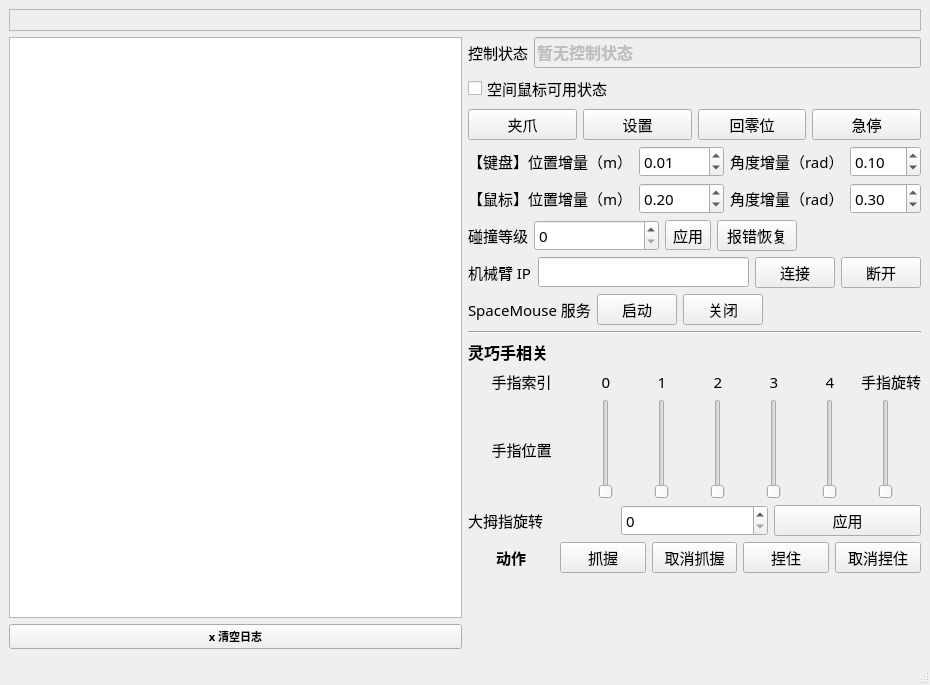
Qt form ui/form.ui (Wel2018/realman_teleop) before a commit.
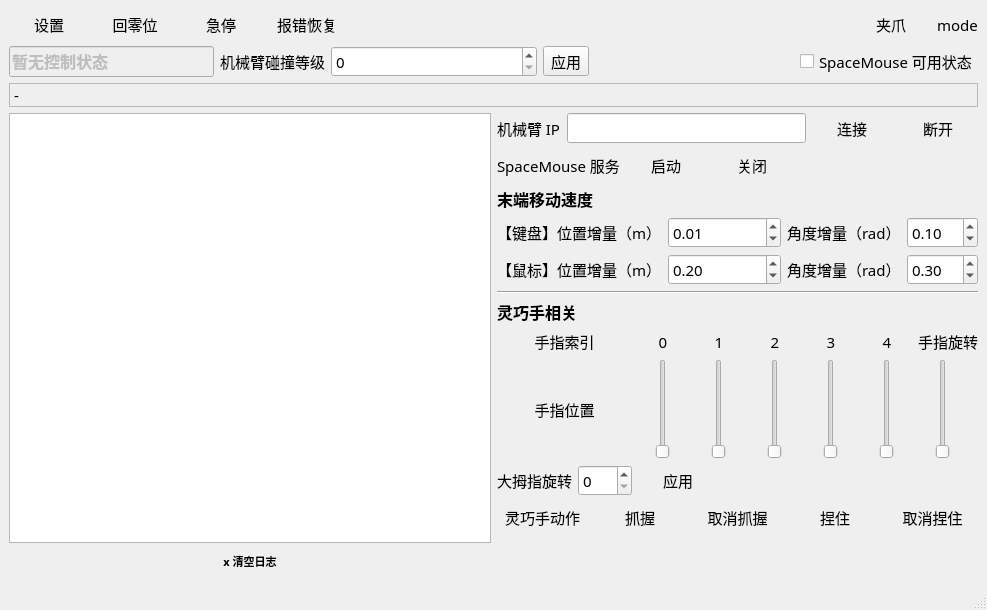
The same form after that commit.

Commit message: 优化界面布局

What changed in the file:
```diff
--- a/ui/form.ui
+++ b/ui/form.ui
@@ -7,8 +7,8 @@
    <rect>
     <x>0</x>
     <y>0</y>
-    <width>930</width>
-    <height>685</height>
+    <width>987</width>
+    <height>610</height>
    </rect>
   </property>
   <property name="font">
@@ -23,6 +23,95 @@
   <widget class="QWidget" name="centralwidget">
    <layout class="QGridLayout" name="gridLayout">
     <item row="0" column="0">
+     <layout class="QHBoxLayout" name="horizontalLayout_2">
+      <item>
+       <widget class="QPushButton" name="btn_setting">
+        <property name="enabled">
+         <bool>true</bool>
+        </property>
+        <property name="toolTip">
+         <string>修改快捷键和初始化虚拟环境状态</string>
+        </property>
+        <property name="statusTip">
+         <string>修改快捷键和初始化虚拟环境状态</string>
+        </property>
+        <property name="text">
+         <string>设置</string>
+        </property>
+        <property name="checkable">
+         <bool>false</bool>
+        </property>
+        <property name="autoDefault">
+         <bool>false</bool>
+        </property>
+        <property name="flat">
+         <bool>true</bool>
+        </property>
+       </widget>
+      </item>
+      <item>
+       <widget class="QPushButton" name="btn_gozero">
+        <property name="text">
+         <string>回零位</string>
+        </property>
+        <property name="flat">
+         <bool>true</bool>
+        </property>
+       </widget>
+      </item>
+      <item>
+       <widget class="QPushButton" name="btn_stop">
+        <property name="text">
+         <string>急停</string>
+        </property>
+        <property name="flat">
+         <bool>true</bool>
+        </property>
+       </widget>
+      </item>
+      <item>
+       <widget class="QPushButton" name="btn_recover">
+        <property name="text">
+         <string>报错恢复</string>
+        </property>
+        <property name="flat">
+         <bool>true</bool>
+        </property>
+       </widget>
+      </item>
+      <item>
+       <spacer name="horizontalSpacer_5">
+        <property name="orientation">
+         <enum>Qt::Orientation::Horizontal</enum>
+        </property>
+        <property name="sizeHint" stdset="0">
+         <size>
+          <width>40</width>
+          <height>20</height>
+         </size>
+        </property>
+       </spacer>
+      </item>
+      <item>
+       <widget class="QPushButton" name="btn_gripper">
+        <property name="text">
+         <string>夹爪</string>
+        </property>
+        <property name="flat">
+         <bool>true</bool>
+        </property>
+       </widget>
+      </item>
+      <item>
+       <widget class="QLabel" name="spacemouse_trigger_mode">
+        <property name="text">
+         <string>mode</string>
+        </property>
+       </widget>
+      </item>
+     </layout>
+    </item>
+    <item row="2" column="0">
      <layout class="QVBoxLayout" name="verticalLayout_3" stretch="0,2">
       <item>
        <widget class="QLabel" name="msg">
@@ -30,7 +119,7 @@
          <enum>QFrame::Shape::StyledPanel</enum>
         </property>
         <property name="text">
-         <string/>
+         <string>-</string>
         </property>
        </widget>
       </item>
@@ -57,6 +146,9 @@
             <property name="text">
              <string>x 清空日志</string>
             </property>
+            <property name="flat">
+             <bool>true</bool>
+            </property>
            </widget>
           </item>
          </layout>
@@ -64,107 +156,101 @@
         <item>
          <layout class="QVBoxLayout" name="verticalLayout_2">
           <item>
-           <layout class="QHBoxLayout" name="horizontalLayout_5">
+           <layout class="QHBoxLayout" name="horizontalLayout_4">
             <item>
-             <widget class="QLabel" name="label_3">
+             <widget class="QLabel" name="label_arm">
               <property name="text">
-               <string>控制状态</string>
+               <string>机械臂 IP</string>
               </property>
              </widget>
             </item>
             <item>
-             <widget class="QLineEdit" name="ctl_state">
-              <property name="enabled">
-               <bool>false</bool>
-              </property>
-              <property name="font">
-               <font>
-                <family>Microsoft YaHei</family>
-                <pointsize>12</pointsize>
-                <bold>true</bold>
-               </font>
-              </property>
-              <property name="statusTip">
-               <string>勾选遥操作后在此显示控制命令</string>
-              </property>
-              <property name="text">
-               <string>暂无控制状态</string>
-              </property>
-              <property name="readOnly">
-               <bool>true</bool>
-              </property>
-             </widget>
-            </item>
-           </layout>
-          </item>
-          <item>
-           <layout class="QHBoxLayout" name="horizontalLayout_6">
-            <item>
-             <widget class="QCheckBox" name="spacemouse_usable">
-              <property name="text">
-               <string>空间鼠标可用状态</string>
-              </property>
-             </widget>
-            </item>
-            <item>
-             <widget class="QLabel" name="spacemouse_trigger_mode">
+             <widget class="QLineEdit" name="arm_ip">
               <property name="text">
                <string/>
               </property>
              </widget>
             </item>
-           </layout>
-          </item>
-          <item>
-           <layout class="QHBoxLayout" name="horizontalLayout_2">
             <item>
-             <widget class="QPushButton" name="btn_gripper">
+             <widget class="QPushButton" name="btn_arm_connect">
               <property name="text">
-               <string>夹爪</string>
+               <string>连接</string>
               </property>
+              <property name="flat">
+               <bool>true</bool>
+              </property>
              </widget>
             </item>
             <item>
-             <widget class="QPushButton" name="btn_setting">
-              <property name="enabled">
+             <widget class="QPushButton" name="btn_arm_disconnect">
+              <property name="text">
+               <string>断开</string>
+              </property>
+              <property name="flat">
                <bool>true</bool>
               </property>
-              <property name="toolTip">
-               <string>修改快捷键和初始化虚拟环境状态</string>
+             </widget>
+            </item>
+           </layout>
+          </item>
+          <item>
+           <layout class="QHBoxLayout" name="horizontalLayout_3">
+            <item>
+             <widget class="QLabel" name="label_spacemouse">
+              <property name="text">
+               <string>SpaceMouse 服务</string>
               </property>
-              <property name="statusTip">
-               <string>修改快捷键和初始化虚拟环境状态</string>
-              </property>
+             </widget>
+            </item>
+            <item>
+             <widget class="QPushButton" name="btn_spacemouse_start">
               <property name="text">
-               <string>设置</string>
+               <string>启动</string>
               </property>
-              <property name="checkable">
-               <bool>false</bool>
-              </property>
-              <property name="autoDefault">
-               <bool>false</bool>
-              </property>
               <property name="flat">
-               <bool>false</bool>
+               <bool>true</bool>
               </property>
              </widget>
             </item>
             <item>
-             <widget class="QPushButton" name="btn_gozero">
+             <widget class="QPushButton" name="btn_spacemouse_stop">
               <property name="text">
-               <string>回零位</string>
+               <string>关闭</string>
               </property>
+              <property name="flat">
+               <bool>true</bool>
+              </property>
              </widget>
             </item>
             <item>
-             <widget class="QPushButton" name="btn_stop">
-              <property name="text">
-               <string>急停</string>
+             <spacer name="horizontalSpacer_2">
+              <property name="orientation">
+               <enum>Qt::Orientation::Horizontal</enum>
               </property>
-             </widget>
+              <property name="sizeHint" stdset="0">
+               <size>
+                <width>40</width>
+                <height>20</height>
+               </size>
+              </property>
+             </spacer>
             </item>
            </layout>
           </item>
+          <item>
+           <widget class="QLabel" name="label_9">
+            <property name="font">
+             <font>
+              <family>Microsoft YaHei</family>
+              <pointsize>12</pointsize>
+              <bold>true</bold>
+             </font>
+            </property>
+            <property name="text">
+             <string>末端移动速度</string>
+            </property>
+           </widget>
+          </item>
           <item>
            <layout class="QHBoxLayout" name="horizontalLayout_8">
             <item>
@@ -340,139 +426,6 @@
             </item>
            </layout>
           </item>
-          <item>
-           <layout class="QHBoxLayout" name="horizontalLayout">
-            <item>
-             <widget class="QLabel" name="label">
-              <property name="sizePolicy">
-               <sizepolicy hsizetype="Minimum" vsizetype="Preferred">
-                <horstretch>0</horstretch>
-                <verstretch>0</verstretch>
-               </sizepolicy>
-              </property>
-              <property name="text">
-               <string>碰撞等级</string>
-              </property>
-             </widget>
-            </item>
-            <item>
-             <widget class="QSpinBox" name="spin_collision_state">
-              <property name="sizePolicy">
-               <sizepolicy hsizetype="Expanding" vsizetype="Fixed">
-                <horstretch>0</horstretch>
-                <verstretch>0</verstretch>
-               </sizepolicy>
-              </property>
-              <property name="minimum">
-               <number>0</number>
-              </property>
-              <property name="maximum">
-               <number>8</number>
-              </property>
-              <property name="value">
-               <number>0</number>
-              </property>
-             </widget>
-            </item>
-            <item>
-             <widget class="QToolButton" name="btn_set_collision">
-              <property name="text">
-               <string>应用</string>
-              </property>
-             </widget>
-            </item>
-            <item>
-             <widget class="QPushButton" name="btn_recover">
-              <property name="text">
-               <string>报错恢复</string>
-              </property>
-             </widget>
-            </item>
-            <item>
-             <spacer name="horizontalSpacer">
-              <property name="orientation">
-               <enum>Qt::Orientation::Horizontal</enum>
-              </property>
-              <property name="sizeHint" stdset="0">
-               <size>
-                <width>40</width>
-                <height>20</height>
-               </size>
-              </property>
-             </spacer>
-            </item>
-           </layout>
-          </item>
-          <item>
-           <layout class="QHBoxLayout" name="horizontalLayout_4">
-            <item>
-             <widget class="QLabel" name="label_arm">
-              <property name="text">
-               <string>机械臂 IP</string>
-              </property>
-             </widget>
-            </item>
-            <item>
-             <widget class="QLineEdit" name="arm_ip">
-              <property name="text">
-               <string/>
-              </property>
-             </widget>
-            </item>
-            <item>
-             <widget class="QPushButton" name="btn_arm_connect">
-              <property name="text">
-               <string>连接</string>
-              </property>
-             </widget>
-            </item>
-            <item>
-             <widget class="QPushButton" name="btn_arm_disconnect">
-              <property name="text">
-               <string>断开</string>
-              </property>
-             </widget>
-            </item>
-           </layout>
-          </item>
-          <item>
-           <layout class="QHBoxLayout" name="horizontalLayout_3">
-            <item>
-             <widget class="QLabel" name="label_spacemouse">
-              <property name="text">
-               <string>SpaceMouse 服务</string>
-              </property>
-             </widget>
-            </item>
-            <item>
-             <widget class="QPushButton" name="btn_spacemouse_start">
-              <property name="text">
-               <string>启动</string>
-              </property>
-             </widget>
-            </item>
-            <item>
-             <widget class="QPushButton" name="btn_spacemouse_stop">
-              <property name="text">
-               <string>关闭</string>
-              </property>
-             </widget>
-            </item>
-            <item>
-             <spacer name="horizontalSpacer_2">
-              <property name="orientation">
-               <enum>Qt::Orientation::Horizontal</enum>
-              </property>
-              <property name="sizeHint" stdset="0">
-               <size>
-                <width>40</width>
-                <height>20</height>
-               </size>
-              </property>
-             </spacer>
-            </item>
-           </layout>
-          </item>
           <item>
            <widget class="Line" name="line">
             <property name="orientation">
@@ -703,8 +656,24 @@
                 <property name="text">
                  <string>应用</string>
                 </property>
+                <property name="flat">
+                 <bool>true</bool>
+                </property>
                </widget>
               </item>
+              <item>
+               <spacer name="horizontalSpacer_3">
+                <property name="orientation">
+                 <enum>Qt::Orientation::Horizontal</enum>
+                </property>
+                <property name="sizeHint" stdset="0">
+                 <size>
+                  <width>40</width>
+                  <height>20</height>
+                 </size>
+                </property>
+               </spacer>
+              </item>
              </layout>
             </item>
             <item>
@@ -715,11 +684,11 @@
                  <font>
                   <family>Microsoft YaHei</family>
                   <pointsize>11</pointsize>
-                  <bold>true</bold>
+                  <bold>false</bold>
                  </font>
                 </property>
                 <property name="text">
-                 <string>动作</string>
+                 <string>灵巧手动作</string>
                 </property>
                 <property name="alignment">
                  <set>Qt::AlignmentFlag::AlignCenter</set>
@@ -731,6 +700,9 @@
                 <property name="text">
                  <string>抓握</string>
                 </property>
+                <property name="flat">
+                 <bool>true</bool>
+                </property>
                </widget>
               </item>
               <item>
@@ -738,6 +710,9 @@
                 <property name="text">
                  <string>取消抓握</string>
                 </property>
+                <property name="flat">
+                 <bool>true</bool>
+                </property>
                </widget>
               </item>
               <item>
@@ -745,6 +720,9 @@
                 <property name="text">
                  <string>捏住</string>
                 </property>
+                <property name="flat">
+                 <bool>true</bool>
+                </property>
                </widget>
               </item>
               <item>
@@ -752,6 +730,9 @@
                 <property name="text">
                  <string>取消捏住</string>
                 </property>
+                <property name="flat">
+                 <bool>true</bool>
+                </property>
                </widget>
               </item>
              </layout>
@@ -777,6 +758,92 @@
       </item>
      </layout>
     </item>
+    <item row="1" column="0">
+     <layout class="QHBoxLayout" name="horizontalLayout">
+      <item>
+       <widget class="QLineEdit" name="ctl_state">
+        <property name="enabled">
+         <bool>false</bool>
+        </property>
+        <property name="font">
+         <font>
+          <family>Microsoft YaHei</family>
+          <pointsize>12</pointsize>
+          <bold>true</bold>
+         </font>
+        </property>
+        <property name="statusTip">
+         <string>勾选遥操作后在此显示控制命令</string>
+        </property>
+        <property name="text">
+         <string>暂无控制状态</string>
+        </property>
+        <property name="readOnly">
+         <bool>true</bool>
+        </property>
+       </widget>
+      </item>
+      <item>
+       <widget class="QLabel" name="label">
+        <property name="sizePolicy">
+         <sizepolicy hsizetype="Minimum" vsizetype="Preferred">
+          <horstretch>0</horstretch>
+          <verstretch>0</verstretch>
+         </sizepolicy>
+        </property>
+        <property name="text">
+         <string>机械臂碰撞等级</string>
+        </property>
+       </widget>
+      </item>
+      <item>
+       <widget class="QSpinBox" name="spin_collision_state">
+        <property name="sizePolicy">
+         <sizepolicy hsizetype="Expanding" vsizetype="Fixed">
+          <horstretch>0</horstretch>
+          <verstretch>0</verstretch>
+         </sizepolicy>
+        </property>
+        <property name="minimum">
+         <number>0</number>
+        </property>
+        <property name="maximum">
+         <number>8</number>
+        </property>
+        <property name="value">
+         <number>0</number>
+        </property>
+       </widget>
+      </item>
+      <item>
+       <widget class="QToolButton" name="btn_set_collision">
+        <property name="text">
+         <string>应用</string>
+        </property>
+       </widget>
+      </item>
+      <item>
+       <spacer name="horizontalSpacer">
+        <property name="orientation">
+         <enum>Qt::Orientation::Horizontal</enum>
+        </property>
+        <property name="sizeHint" stdset="0">
+         <size>
+          <width>40</width>
+          <height>20</height>
+         </size>
+        </property>
+       </spacer>
+      </item>
+      <item>
+       <widget class="QCheckBox" name="spacemouse_usable">
+        <property name="text">
+         <string>SpaceMouse 可用状态</string>
+        </property>
+       </widget>
+      </item>
+     </layout>
+    </item>
    </layout>
   </widget>
   <widget class="QStatusBar" name="statusbar"/>
```
The commit also changes 3 other files.
